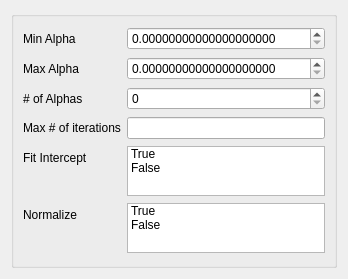
The window that ui/cv_LassoLARS.ui (tthatcher95/PyHAT_Point_Spectra_GUI) describes before a commit, drawn with Qt 5.
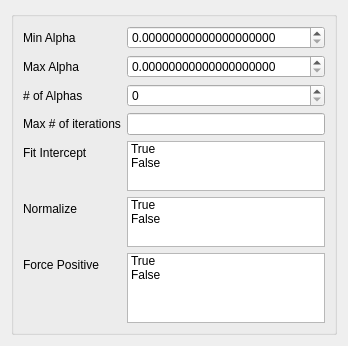
The same window after the commit.

Commit message: Remove LASSO LARS from CV, fix its UI

Diff of the .ui file:
```diff
--- a/ui/cv_LassoLARS.ui
+++ b/ui/cv_LassoLARS.ui
@@ -153,6 +153,30 @@
         </item>
        </widget>
       </item>
+      <item row="6" column="1">
+       <widget class="QListWidget" name="force_positive_list">
+        <property name="selectionMode">
+         <enum>QAbstractItemView::MultiSelection</enum>
+        </property>
+        <item>
+         <property name="text">
+          <string>True</string>
+         </property>
+        </item>
+        <item>
+         <property name="text">
+          <string>False</string>
+         </property>
+        </item>
+       </widget>
+      </item>
+      <item row="6" column="0">
+       <widget class="QLabel" name="force_positive_label">
+        <property name="text">
+         <string>Force Positive</string>
+        </property>
+       </widget>
+      </item>
      </layout>
     </widget>
    </item>
```
The commit also changes 3 other files.
